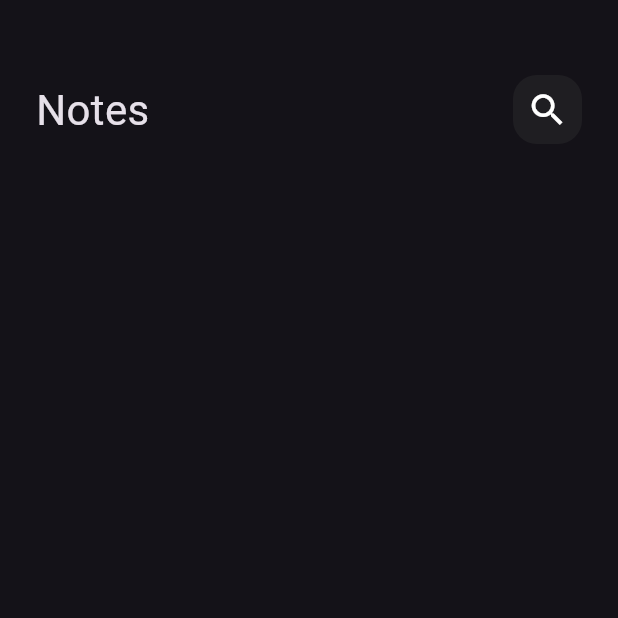
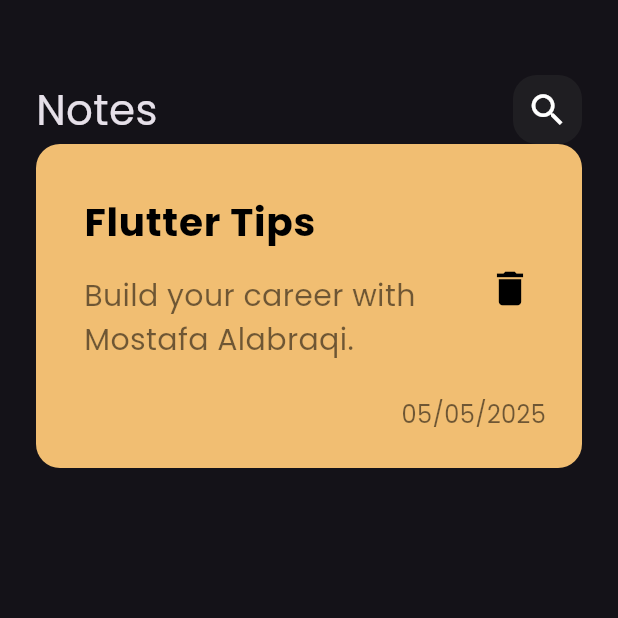
Before and after one commit to Mostafa2alabraqi/notes_app, a Flutter app: the screen it shows after launch, on a phone screen of 412 x 824 dp, the top half of it. Run offline on Flutter 3.47's test engine with Material 3 defaults, Android fonts, the phone set to English and light mode, and no system bars.

Commit message:
create custom note item

```diff
--- a/lib/main.dart
+++ b/lib/main.dart
@@ -13,6 +13,7 @@ class NotesApp extends StatelessWidget {
     return MaterialApp(
       theme: ThemeData(
         brightness: Brightness.dark,
+        fontFamily: 'Poppins',
       ),
       debugShowCheckedModeBanner: false,
       home: const NotesView(),
--- /dev/null
+++ b/lib/views/widgets/custom_note_item.dart
@@ -0,0 +1,33 @@
+import 'package:flutter/material.dart';
+
+class NoteItem extends StatelessWidget {
+  const NoteItem({super.key});
+
+  @override
+  Widget build(BuildContext context) {
+    return  Container(
+      padding: EdgeInsets.only(left: 16,top: 24,bottom: 24,right: 0),
+      decoration: BoxDecoration(
+        color: Color.fromARGB(255, 241, 190, 114),
+        borderRadius: BorderRadius.circular(16)
+      ),
+      child: Column(
+        crossAxisAlignment: CrossAxisAlignment.end,
+        children: [
+          ListTile(
+            title: Text('Flutter Tips',style: TextStyle(color:Colors.black ,fontSize: 26,fontWeight: FontWeight.bold),),
+            subtitle: Padding(
+              padding: const EdgeInsets.only(top: 16,bottom: 16),
+              child: Text('Build your career with Mostafa Alabraqi.',style: TextStyle(color: const Color.fromARGB(139, 0, 0, 0),fontSize: 20),),
+            ),
+            trailing: IconButton(onPressed: (){}, icon: Icon(Icons.delete,color: Colors.black,size: 30,)),
+          ),
+          Padding(
+            padding: const EdgeInsets.only(right: 24),
+            child: Text('05/05/2025',style: TextStyle(fontSize: 16,color: const Color.fromARGB(139, 0, 0, 0),),),
+          ),
+        ],
+      ),
+    );
+  }
+}
--- a/lib/views/widgets/notes_view_body.dart
+++ b/lib/views/widgets/notes_view_body.dart
@@ -1,5 +1,6 @@
 import 'package:flutter/material.dart';
 import 'package:notes_app/views/widgets/custom_appBar.dart';
+import 'package:notes_app/views/widgets/custom_note_item.dart';
 
 class NotesViewBody extends StatelessWidget {
   const NotesViewBody({super.key});
@@ -12,6 +13,7 @@ class NotesViewBody extends StatelessWidget {
         children: const [
           SizedBox(height: 50,),
           CustomAppBar(),
+          NoteItem(),
         ],
       ),
     );
```
Also changed, not shown: pubspec.yaml (+6 -11 lines), assets/fonts/Poppins-Regular.ttf (added).
